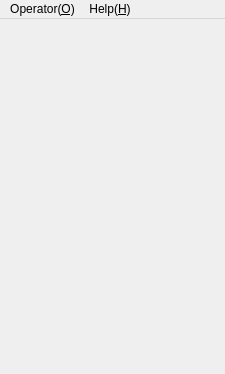
KangLin/RabbitIm, file MainWindow.ui: the form before one commit.
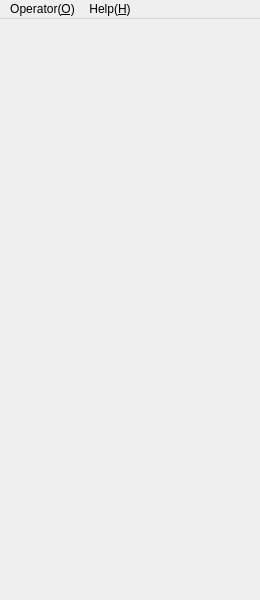
The form after the commit.

The edit to the form file:
```diff
--- a/MainWindow.ui
+++ b/MainWindow.ui
@@ -6,8 +6,8 @@
    <rect>
     <x>0</x>
     <y>0</y>
-    <width>225</width>
-    <height>374</height>
+    <width>260</width>
+    <height>600</height>
    </rect>
   </property>
   <property name="windowTitle">
@@ -19,7 +19,7 @@
     <rect>
      <x>0</x>
      <y>0</y>
-     <width>225</width>
+     <width>260</width>
      <height>17</height>
     </rect>
    </property>
```
